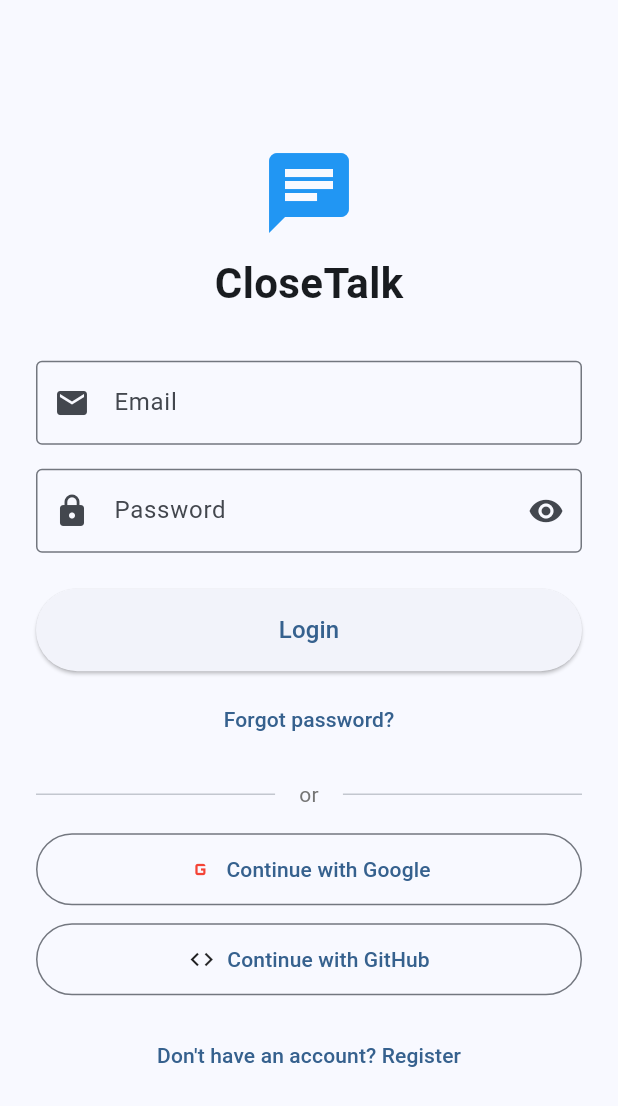
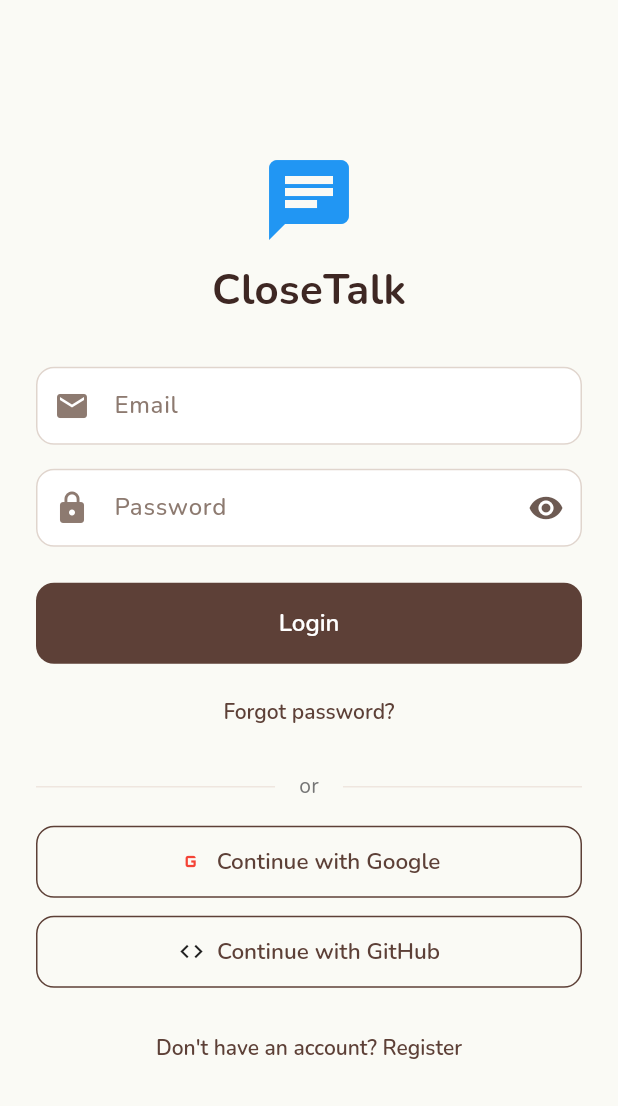
Before and after one commit to OMCHOKSI108/closetalk, a Flutter app: the screen it shows after launch, on a phone screen of 412 x 824 dp. Shown: the top 1106 px of the screen. Run offline on Flutter 3.47's test engine with Material 3 defaults, Android fonts, the phone set to English and light mode, and no system bars; our stand-ins replace cached_network_image, firebase_core, firebase_messaging, flutter_local_notifications, google_fonts, google_sign_in and 3 more; accounts and stored records are empty.

Commit message:
feat: white + brown rich theme with Playfair Display + Nunito fonts

```diff
--- a/closetalk_app/lib/main.dart
+++ b/closetalk_app/lib/main.dart
@@ -14,6 +14,7 @@
 import 'screens/auth/login_screen.dart';
 import 'screens/home_screen.dart';
 import 'screens/onboarding/permissions_screen.dart';
+import 'theme/app_theme.dart';
 
 Future<void> main() async {
   WidgetsFlutterBinding.ensureInitialized();
@@ -56,10 +57,7 @@
         builder: (context, auth, _) {
           return MaterialApp(
             title: 'CloseTalk',
-            theme: ThemeData(
-              colorScheme: ColorScheme.fromSeed(seedColor: Colors.blue),
-              useMaterial3: true,
-            ),
+            theme: AppTheme.light,
             home: _buildHome(auth),
           );
         },
--- /dev/null
+++ b/closetalk_app/lib/theme/app_theme.dart
@@ -0,0 +1,296 @@
+import 'package:flutter/material.dart';
+import 'package:google_fonts/google_fonts.dart';
+
+class AppTheme {
+  static const _brown = Color(0xFF5D4037);
+  static const _brownDark = Color(0xFF3E2723);
+  static const _brownLight = Color(0xFFD7CCC8);
+  static const _cream = Color(0xFFFFF8F0);
+  static const _warmWhite = Color(0xFFFAFAF5);
+  static const _gold = Color(0xFFC2924A);
+  static const _goldLight = Color(0xFFF5E6CC);
+
+  static ThemeData get light {
+    final colorScheme = ColorScheme.light(
+      primary: _brown,
+      onPrimary: Colors.white,
+      primaryContainer: _brownLight,
+      onPrimaryContainer: _brownDark,
+      secondary: _gold,
+      onSecondary: Colors.white,
+      secondaryContainer: _goldLight,
+      onSecondaryContainer: _brownDark,
+      tertiary: const Color(0xFF8D6E63),
+      surface: _warmWhite,
+      onSurface: _brownDark,
+      surfaceContainerHighest: _cream,
+      onSurfaceVariant: const Color(0xFF6D5A52),
+      error: const Color(0xFFBA1A1A),
+      onError: Colors.white,
+      outline: const Color(0xFFB8A69E),
+    );
+
+    final headlineLarge = GoogleFonts.playfairDisplay(
+      fontSize: 32,
+      fontWeight: FontWeight.w700,
+      color: _brownDark,
+      letterSpacing: -0.5,
+    );
+
+    final headlineMedium = GoogleFonts.playfairDisplay(
+      fontSize: 26,
+      fontWeight: FontWeight.w600,
+      color: _brownDark,
+      letterSpacing: -0.3,
+    );
+
+    final headlineSmall = GoogleFonts.playfairDisplay(
+      fontSize: 22,
+      fontWeight: FontWeight.w600,
+      color: _brownDark,
+    );
+
+    final titleLarge = GoogleFonts.playfairDisplay(
+      fontSize: 18,
+      fontWeight: FontWeight.w600,
+      color: _brownDark,
+    );
+
+    final titleMedium = GoogleFonts.nunito(
+      fontSize: 16,
+      fontWeight: FontWeight.w700,
+      color: _brownDark,
+    );
+
+    final titleSmall = GoogleFonts.nunito(
+      fontSize: 14,
+      fontWeight: FontWeight.w600,
+      color: _brown,
+    );
+
+    final bodyLarge = GoogleFonts.nunito(
+      fontSize: 16,
+      fontWeight: FontWeight.w400,
+      color: _brownDark,
+      height: 1.5,
+    );
+
+    final bodyMedium = GoogleFonts.nunito(
+      fontSize: 14,
+      fontWeight: FontWeight.w400,
+      color: _brownDark,
+      height: 1.4,
+    );
+
+    final bodySmall = GoogleFonts.nunito(
+      fontSize: 12,
+      fontWeight: FontWeight.w400,
+      color: _brown,
+      height: 1.3,
+    );
+
+    final labelLarge = GoogleFonts.nunito(
+      fontSize: 14,
+      fontWeight: FontWeight.w600,
+      color: _brownDark,
+    );
+
+    final labelMedium = GoogleFonts.nunito(
+      fontSize: 12,
+      fontWeight: FontWeight.w600,
+      color: _brown,
+    );
+
+    final labelSmall = GoogleFonts.nunito(
+      fontSize: 10,
+      fontWeight: FontWeight.w500,
+      color: _brown,
+    );
+
+    return ThemeData(
+      useMaterial3: true,
+      colorScheme: colorScheme,
+      textTheme: TextTheme(
+        displayLarge: headlineLarge,
+        displayMedium: headlineMedium,
+        displaySmall: headlineSmall,
+        headlineLarge: headlineLarge,
+        headlineMedium: headlineMedium,
+        headlineSmall: headlineSmall,
+        titleLarge: titleLarge,
+        titleMedium: titleMedium,
+        titleSmall: titleSmall,
+        bodyLarge: bodyLarge,
+        bodyMedium: bodyMedium,
+        bodySmall: bodySmall,
+        labelLarge: labelLarge,
+        labelMedium: labelMedium,
+        labelSmall: labelSmall,
+      ),
+      appBarTheme: AppBarTheme(
+        backgroundColor: _warmWhite,
+        foregroundColor: _brownDark,
+        elevation: 0,
+        scrolledUnderElevation: 1,
+        centerTitle: true,
+        titleTextStyle: titleLarge,
+      ),
+      navigationBarTheme: NavigationBarThemeData(
+        backgroundColor: _warmWhite,
+        indicatorColor: _brownLight,
+        surfaceTintColor: Colors.transparent,
+        iconTheme: WidgetStateProperty.resolveWith((states) {
+          if (states.contains(WidgetState.selected)) {
+            return const IconThemeData(color: _brown, size: 24);
+          }
+          return const IconThemeData(
+            color: Color(0xFFB8A69E),
+            size: 24,
+          );
+        }),
+        labelTextStyle: WidgetStateProperty.resolveWith((states) {
+          if (states.contains(WidgetState.selected)) {
+            return GoogleFonts.nunito(
+              fontSize: 12,
+              fontWeight: FontWeight.w600,
+              color: _brown,
+            );
+          }
+          return GoogleFonts.nunito(
+            fontSize: 12,
+            fontWeight: FontWeight.w500,
+            color: Color(0xFFB8A69E),
+          );
+        }),
+      ),
+      cardTheme: CardThemeData(
+        color: Colors.white,
+        elevation: 0,
+        shape: RoundedRectangleBorder(
+          borderRadius: BorderRadius.circular(16),
+          side: const BorderSide(color: Color(0xFFEFE6DF), width: 1),
+        ),
+        surfaceTintColor: Colors.transparent,
+      ),
+      inputDecorationTheme: InputDecorationTheme(
+        filled: true,
+        fillColor: Colors.white,
+        contentPadding: const EdgeInsets.symmetric(
+          horizontal: 16,
+          vertical: 14,
+        ),
+        border: OutlineInputBorder(
+          borderRadius: BorderRadius.circular(12),
+          borderSide: const BorderSide(color: Color(0xFFE0D5CD)),
+        ),
+        enabledBorder: OutlineInputBorder(
+          borderRadius: BorderRadius.circular(12),
+          borderSide: const BorderSide(color: Color(0xFFE0D5CD)),
+        ),
+        focusedBorder: OutlineInputBorder(
+          borderRadius: BorderRadius.circular(12),
+          borderSide: const BorderSide(color: _brown, width: 2),
+        ),
+        errorBorder: OutlineInputBorder(
+          borderRadius: BorderRadius.circular(12),
+          borderSide: const BorderSide(color: Color(0xFFBA1A1A)),
+        ),
+        labelStyle: GoogleFonts.nunito(
+          color: const Color(0xFF8D7A70),
+          fontWeight: FontWeight.w500,
+        ),
+        hintStyle: GoogleFonts.nunito(
+          color: const Color(0xFFB8A69E),
+        ),
+        prefixIconColor: const Color(0xFF8D7A70),
+      ),
+      elevatedButtonTheme: ElevatedButtonThemeData(
+        style: ElevatedButton.styleFrom(
+          backgroundColor: _brown,
+          foregroundColor: Colors.white,
+          elevation: 0,
+          padding: const EdgeInsets.symmetric(horizontal: 28, vertical: 14),
+          shape: RoundedRectangleBorder(
+            borderRadius: BorderRadius.circular(12),
+          ),
+          textStyle: GoogleFonts.nunito(
+            fontSize: 15,
+            fontWeight: FontWeight.w600,
+          ),
+        ),
+      ),
+      outlinedButtonTheme: OutlinedButtonThemeData(
+        style: OutlinedButton.styleFrom(
+          foregroundColor: _brown,
+          side: const BorderSide(color: _brown),
+          padding: const EdgeInsets.symmetric(horizontal: 28, vertical: 14),
+          shape: RoundedRectangleBorder(
+            borderRadius: BorderRadius.circular(12),
+          ),
+          textStyle: GoogleFonts.nunito(
+            fontSize: 15,
+            fontWeight: FontWeight.w600,
+          ),
+        ),
+      ),
+      textButtonTheme: TextButtonThemeData(
+        style: TextButton.styleFrom(
+          foregroundColor: _brown,
+          textStyle: GoogleFonts.nunito(
+            fontSize: 14,
+            fontWeight: FontWeight.w600,
+          ),
+        ),
+      ),
+      floatingActionButtonTheme: FloatingActionButtonThemeData(
+        backgroundColor: _brown,
+        foregroundColor: Colors.white,
+        elevation: 2,
+        shape: RoundedRectangleBorder(
+          borderRadius: BorderRadius.circular(16),
+        ),
+      ),
+      snackBarTheme: SnackBarThemeData(
+        backgroundColor: _brownDark,
+        contentTextStyle: GoogleFonts.nunito(
+          color: Colors.white,
+          fontSize: 14,
+        ),
+        behavior: SnackBarBehavior.floating,
+        shape: RoundedRectangleBorder(
+          borderRadius: BorderRadius.circular(12),
+        ),
+      ),
+      drawerTheme: const DrawerThemeData(
+        backgroundColor: Colors.white,
+        surfaceTintColor: Colors.transparent,
+      ),
+      bottomSheetTheme: const BottomSheetThemeData(
+        backgroundColor: Colors.white,
+        surfaceTintColor: Colors.transparent,
+        shape: RoundedRectangleBorder(
+          borderRadius: BorderRadius.vertical(top: Radius.circular(20)),
+        ),
+      ),
+      dividerTheme: const DividerThemeData(
+        color: Color(0xFFEFE6DF),
+        thickness: 1,
+      ),
+      dialogTheme: DialogThemeData(
+        backgroundColor: Colors.white,
+        surfaceTintColor: Colors.transparent,
+        shape: RoundedRectangleBorder(
+          borderRadius: BorderRadius.circular(16),
+        ),
+        titleTextStyle: GoogleFonts.playfairDisplay(
+          fontSize: 20,
+          fontWeight: FontWeight.w600,
+          color: _brownDark,
+        ),
+      ),
+      scaffoldBackgroundColor: _warmWhite,
+      splashColor: _brownLight.withValues(alpha: 0.3),
+      highlightColor: _brownLight.withValues(alpha: 0.1),
+    );
+  }
+}
--- a/closetalk_app/pubspec.yaml
+++ b/closetalk_app/pubspec.yaml
@@ -45,6 +45,7 @@
   firebase_messaging: ^15.2.4
   flutter_local_notifications: ^18.0.1
   permission_handler: ^11.3.1
+  google_fonts: ^8.1.0
 
 dev_dependencies:
   flutter_test:
```
Also changed, not shown: closetalk_app/pubspec.lock.
